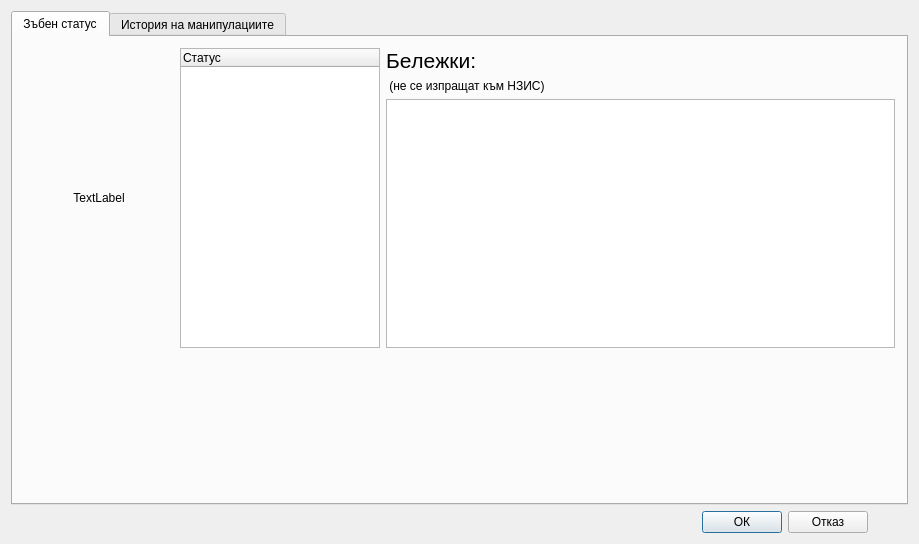
Before: the Qt Designer form src/View/Widgets/DetailedStatus.ui in thefinalcutbg/DinoDent, drawn with Qt 5.
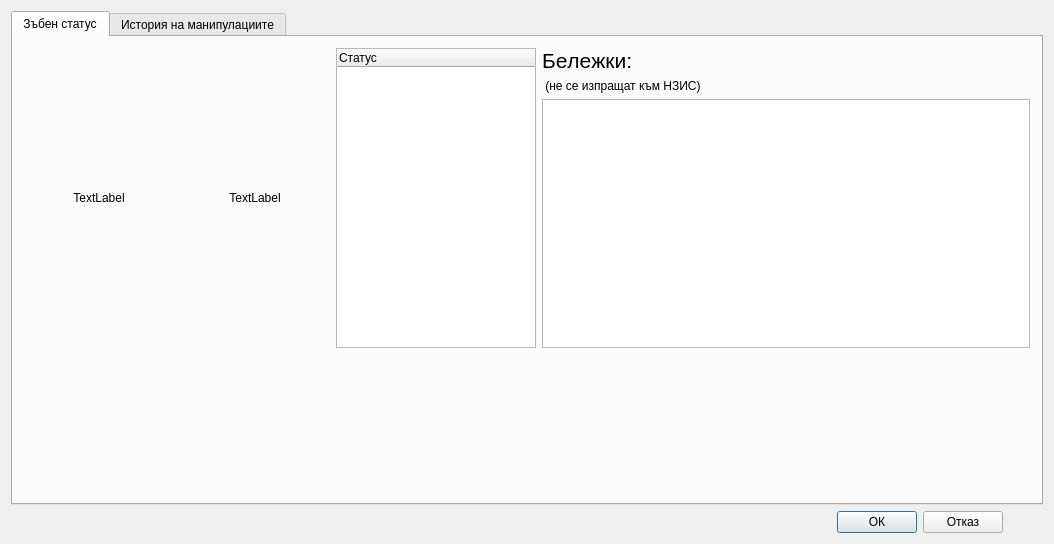
After: the same form once the commit is applied. Custom widgets are drawn as their Qt base class.

Commit message: hyperdontic graphics in detailed status presenter

What changed in the file:
```diff
--- a/src/View/Widgets/DetailedStatus.ui
+++ b/src/View/Widgets/DetailedStatus.ui
@@ -6,7 +6,7 @@
    <rect>
     <x>0</x>
     <y>0</y>
-    <width>919</width>
+    <width>1054</width>
     <height>544</height>
    </rect>
   </property>
@@ -57,6 +57,22 @@
            </property>
           </widget>
          </item>
+         <item>
+          <widget class="PixmapLabel" name="dsnLabel">
+           <property name="minimumSize">
+            <size>
+             <width>150</width>
+             <height>300</height>
+            </size>
+           </property>
+           <property name="text">
+            <string>TextLabel</string>
+           </property>
+           <property name="alignment">
+            <set>Qt::AlignCenter</set>
+           </property>
+          </widget>
+         </item>
          <item>
           <widget class="QTreeWidget" name="treeWidget">
            <property name="minimumSize">
```
Left out of the diff: 2 changed lines with no effect on the pictures. The commit also changes 14 other files.
